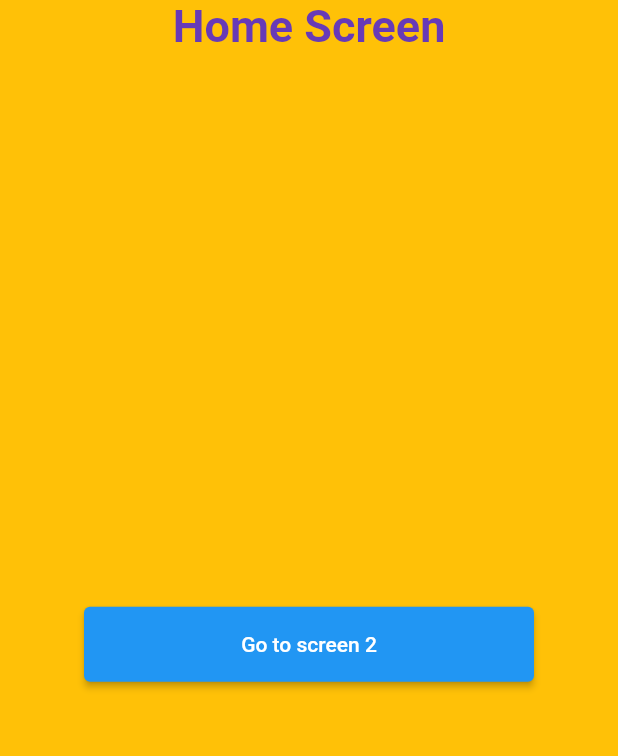
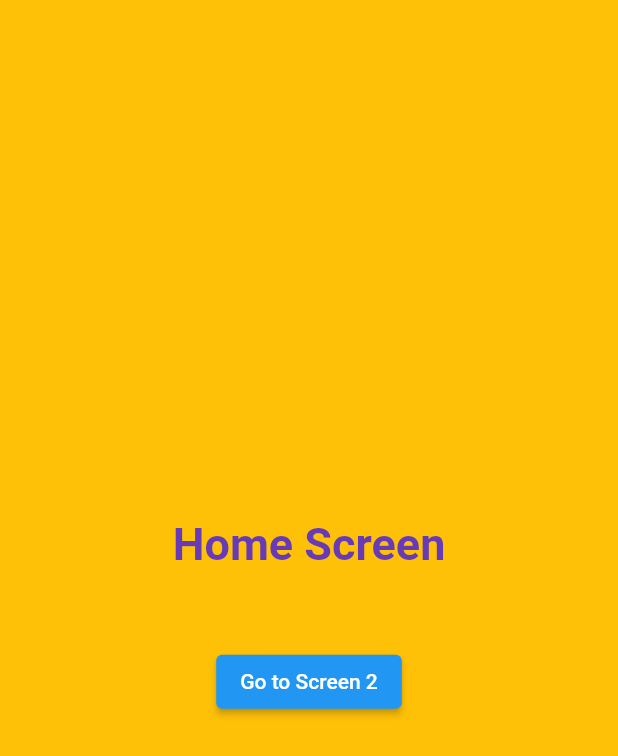
Before and after one commit to shahin-m-hashim/NFC_Plus, a Flutter app: the screen it shows after launch, on a phone screen of 412 x 824 dp. Shown: the top 756 px of the screen. Run offline on Flutter 3.47's test engine with Material 2 defaults, Android fonts, the phone set to English and light mode, and no system bars.

Commit message:
modified the 3 files and made it shorter

```diff
--- a/lib/home_screen.dart
+++ b/lib/home_screen.dart
@@ -1,16 +1,16 @@
 import 'package:flutter/material.dart';
 import 'package:mastering_flutter/second_screen.dart';
 
-class Homescreen extends StatelessWidget {
-  const Homescreen({super.key});
+class HomeScreen extends StatelessWidget {
+  const HomeScreen({Key? key}) : super(key: key);
 
   @override
   Widget build(BuildContext context) {
     return Scaffold(
       backgroundColor: Colors.amber,
       body: Center(
-        child: SafeArea(
-            child: Column(
+        child: Column(
+          mainAxisAlignment: MainAxisAlignment.center,
           children: [
             const Text(
               'Home Screen',
@@ -20,28 +20,19 @@ class Homescreen extends StatelessWidget {
                 fontWeight: FontWeight.bold,
               ),
             ),
-            Expanded(
-              child: Align(
-                alignment: Alignment.center,
-                child: SizedBox(
-                  height: 50,
-                  width: 300,
-                  child: ElevatedButton(
-                    onPressed: () {
-                      Navigator.of(context)
-                          .push(MaterialPageRoute(builder: (ctx) {
-                        return const Screen2();
-                      }));
-                    },
-                    child: const Text(
-                      'Go to screen 2',
-                    ),
+            const SizedBox(height: 50),
+            ElevatedButton(
+              onPressed: () {
+                Navigator.of(context).push(
+                  MaterialPageRoute(
+                    builder: (ctx) => const Screen2(),
                   ),
-                ),
-              ),
+                );
+              },
+              child: const Text('Go to Screen 2'),
             ),
           ],
-        )),
+        ),
       ),
     );
   }
--- a/lib/main.dart
+++ b/lib/main.dart
@@ -32,7 +32,7 @@ class App extends StatelessWidget {
       theme: ThemeData(
         primaryColor: Colors.blue,
       ),
-      home: const Homescreen(),
+      home: const HomeScreen(),
     );
   }
 }
```
Also changed, not shown: lib/second_screen.dart (+5 -10 lines).
